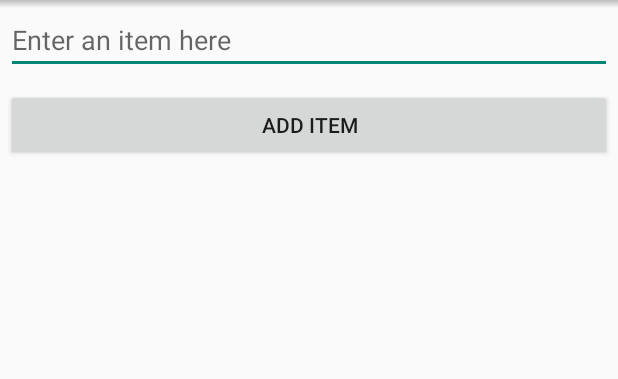
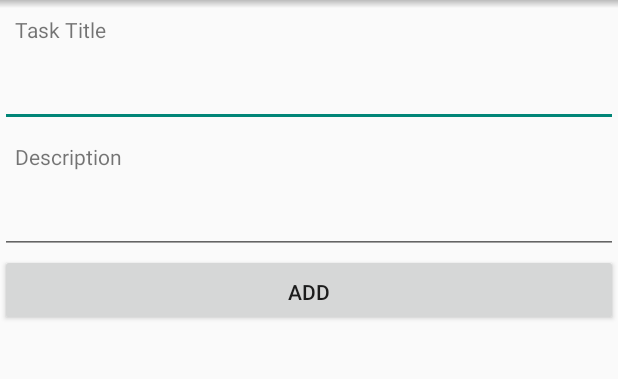
Before and after one commit to sabsabila/todo-mvp, an Android app: the InputActivity screen opened directly, with no data from a screen before it, on a phone screen of 412 x 824 dp, the part 105-484 px from its top. Run offline under Robolectric (Android 15) with nearby library versions, the phone set to English and light mode, and no system bars.

Commit message:
todo recyclerview + model + singleton db

```diff
--- a/app/build.gradle
+++ b/app/build.gradle
@@ -6,7 +6,7 @@ android {
 
     defaultConfig {
         applicationId "pens.lab.app.belajaractivity"
-        minSdkVersion 16
+        minSdkVersion 22
         targetSdkVersion 29
         versionCode 1
         versionName "1.0"
@@ -32,4 +32,6 @@ dependencies {
     androidTestImplementation 'androidx.test.ext:junit:1.1.2'
     androidTestImplementation 'androidx.test.espresso:espresso-core:3.3.0'
     implementation 'com.google.android.material:material:1.2.1'
+    implementation 'androidx.recyclerview:recyclerview:1.0.0'
+    implementation 'androidx.cardview:cardview:1.0.0'
 }
--- a/app/src/main/java/pens/lab/app/belajaractivity/modul/input/InputActivity.java
+++ b/app/src/main/java/pens/lab/app/belajaractivity/modul/input/InputActivity.java
@@ -1,11 +1,13 @@
 package pens.lab.app.belajaractivity.modul.input;
 
 import android.content.Intent;
+import android.os.Bundle;
 import android.view.View;
 
 import java.util.ArrayList;
 
 import pens.lab.app.belajaractivity.base.BaseFragmentHolderActivity;
+import pens.lab.app.belajaractivity.model.Task;
 
 
 public class InputActivity extends BaseFragmentHolderActivity {
@@ -15,14 +17,12 @@ public class InputActivity extends BaseFragmentHolderActivity {
     @Override
     protected void initializeFragment() {
         initializeView();
-        Intent intent = getIntent();
 
-        ArrayList<String> toDoList = intent.getStringArrayListExtra("todo");
         //btBack.setVisibility(View.GONE);
         btOptionMenu.setVisibility(View.GONE);
         ivIcon.setVisibility(View.VISIBLE);
 
-        inputFragment = new InputFragment(toDoList);
+        inputFragment = new InputFragment();
         setCurrentFragment(inputFragment, true);
 
     }
--- a/app/src/main/java/pens/lab/app/belajaractivity/modul/input/InputFragment.java
+++ b/app/src/main/java/pens/lab/app/belajaractivity/modul/input/InputFragment.java
@@ -15,16 +15,20 @@ import java.util.ArrayList;
 
 import pens.lab.app.belajaractivity.R;
 import pens.lab.app.belajaractivity.base.BaseFragment;
+import pens.lab.app.belajaractivity.model.Task;
 import pens.lab.app.belajaractivity.modul.todo.ToDoActivity;
+import pens.lab.app.belajaractivity.utils.Database;
 
 public class InputFragment extends BaseFragment<InputActivity, InputContract.Presenter> implements InputContract.View {
 
     Button inputButton;
-    EditText newData;
-    ArrayList<String> todo;
+    EditText newDataTitle;
+    EditText newDataDescription;
+    ArrayList<Task> todo;
+    Database db;
 
-    public InputFragment(ArrayList<String> toDo) {
-        this.todo = toDo;
+    public InputFragment() {
+        this.db = Database.getInstance();
     }
 
     @Nullable
@@ -35,8 +39,10 @@ public class InputFragment extends BaseFragment<InputActivity, InputContract.Pre
         mPresenter = new InputPresenter(this);
         mPresenter.start();
 
+        todo = db.getTasks();
         inputButton = fragmentView.findViewById(R.id.btnInput);
-        newData = fragmentView.findViewById(R.id.inputData);
+        newDataTitle = fragmentView.findViewById(R.id.inputTitle);
+        newDataDescription = fragmentView.findViewById(R.id.inputDescription);
 
         inputButton.setOnClickListener(new View.OnClickListener() {
             @Override
@@ -52,10 +58,9 @@ public class InputFragment extends BaseFragment<InputActivity, InputContract.Pre
 
     @Override
     public void addElement(){
-        if(newData.getText() != null)
-            todo.add(newData.getText().toString());
+        if(newDataTitle.getText() != null && newDataDescription.getText() != null)
+            db.addTask(newDataTitle.getText().toString(), newDataDescription.getText().toString());
         Intent returnIntent = new Intent(activity, ToDoActivity.class);
-        returnIntent.putStringArrayListExtra("returnData", todo);
         startActivity(returnIntent);
     }
 
--- a/app/src/main/java/pens/lab/app/belajaractivity/modul/todo/ToDoPresenter.java
+++ b/app/src/main/java/pens/lab/app/belajaractivity/modul/todo/ToDoPresenter.java
@@ -1,4 +1,8 @@
 package pens.lab.app.belajaractivity.modul.todo;
+
+import java.util.ArrayList;
+
+import pens.lab.app.belajaractivity.model.Task;
 
 public class ToDoPresenter implements ToDoContract.Presenter{
     private final ToDoContract.View view;
@@ -19,7 +23,7 @@ public class ToDoPresenter implements ToDoContract.Presenter{
         view.emptyList();
     }
 
-    public void editList(String oldItem, final int index){
+    public void editList(Task oldItem, final int index){
         view.showInputBox(oldItem, index);
     }
 
--- a/app/src/main/res/layout/fragment_input.xml
+++ b/app/src/main/res/layout/fragment_input.xml
@@ -1,22 +1,47 @@
 <?xml version="1.0" encoding="utf-8"?>
-<RelativeLayout xmlns:android="http://schemas.android.com/apk/res/android"
-    android:layout_width="fill_parent"
-    android:layout_height="fill_parent"
-    android:padding="4dp"
-    android:orientation="vertical" >
+<RelativeLayout
+    xmlns:android="http://schemas.android.com/apk/res/android"
+    android:layout_width="match_parent"
+    android:layout_height="match_parent">
+
+    <TextView
+        android:id="@+id/name_title"
+        android:layout_width="wrap_content"
+        android:layout_height="wrap_content"
+        android:padding="10dp"
+        android:text="Task Title"/>
 
     <EditText
-        android:id="@+id/inputData"
+        android:id="@+id/inputTitle"
         android:layout_width="match_parent"
         android:layout_height="wrap_content"
-        android:hint="Enter an item here"
-        android:inputType="text" />
+        android:layout_below="@+id/name_title"
+        android:ems="10"
+        android:inputType="textPersonName" />
+
+    <TextView
+        android:id="@+id/description_title"
+        android:layout_width="wrap_content"
+        android:layout_height="wrap_content"
+        android:layout_below="@+id/inputTitle"
+        android:padding="10dp"
+        android:text="Description"/>
+
+    <EditText
+        android:id="@+id/inputDescription"
+        android:layout_width="match_parent"
+        android:layout_height="wrap_content"
+        android:layout_below="@+id/description_title"
+        android:ems="10"
+        android:inputType="textPersonName" />
 
     <Button
         android:id="@+id/btnInput"
         android:layout_width="match_parent"
         android:layout_height="wrap_content"
-        android:layout_below="@id/inputData"
-        android:layout_marginTop="10dp"
-        android:text="Add item" />
+        android:layout_below="@+id/inputDescription"
+        android:layout_marginTop="0dp"
+        android:text="Add"
+        android:paddingTop="12dp"/>
+
 </RelativeLayout>
--- a/build.gradle
+++ b/build.gradle
@@ -8,7 +8,7 @@ buildscript {
 
     }
     dependencies {
-        classpath 'com.android.tools.build:gradle:4.0.1'
+        classpath 'com.android.tools.build:gradle:4.1.0'
 
 
         // NOTE: Do not place your application dependencies here; they belong
```
Also changed, not shown: app/src/main/java/pens/lab/app/belajaractivity/base/BaseModel.java (added, +23 -0 lines), app/src/main/java/pens/lab/app/belajaractivity/model/Task.java (added, +47 -0 lines), app/src/main/java/pens/lab/app/belajaractivity/modul/todo/ToDoActivity.java (+4 -4 lines), app/src/main/java/pens/lab/app/belajaractivity/modul/todo/ToDoContract.java (+5 -2 lines), app/src/main/java/pens/lab/app/belajaractivity/modul/todo/ToDoFragment.java (+38 -34 lines), app/src/main/java/pens/lab/app/belajaractivity/utils/Database.java (added, +61 -0 lines), app/src/main/java/pens/lab/app/belajaractivity/utils/RecyclerViewAdapterTodolist.java (added, +78 -0 lines), app/src/main/res/layout/cardview_item_todolist.xml (added, +38 -0 lines), app/src/main/res/layout/edit_dialog.xml (+10 -3 lines), app/src/main/res/layout/fragment_todolist.xml (+29 -19 lines), gradle/wrapper/gradle-wrapper.properties.
